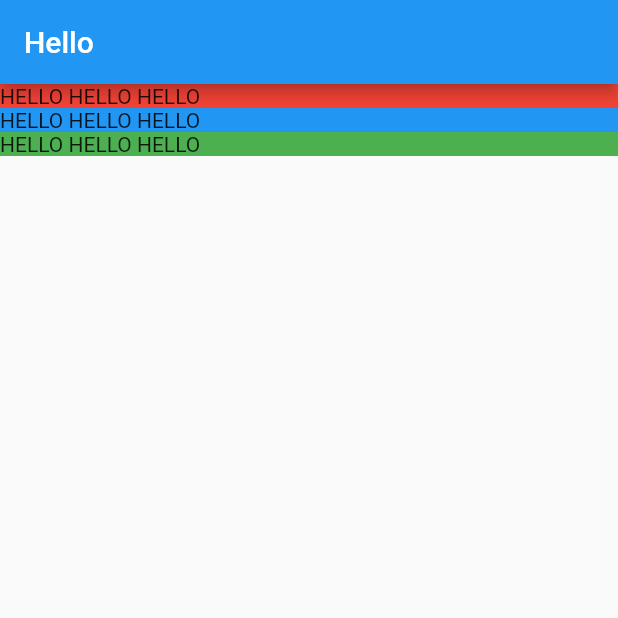
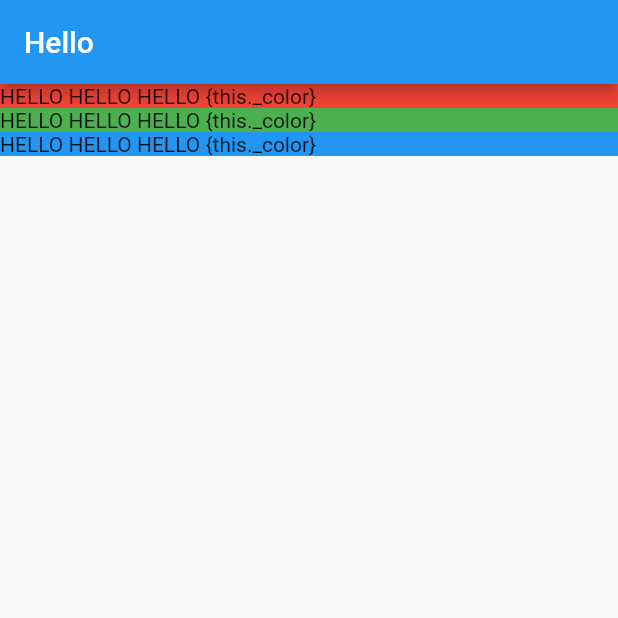
Before and after one commit to YouCanKeepSilence/tourism_app, a Flutter app: the screen it shows after launch, on a phone screen of 412 x 824 dp, the top half of it. Run offline on Flutter 3.47's test engine with Material 2 defaults, Android fonts, the light colour scheme and no system bars.

Commit message:
Added text block

```diff
--- a/lib/screens/location_detail/location_detail.dart
+++ b/lib/screens/location_detail/location_detail.dart
@@ -1,4 +1,5 @@
 import 'package:flutter/material.dart';
+import 'package:flutter_youtube_shop_app/screens/location_detail/text_block.dart';
 
 class LocationDetail extends StatelessWidget {
   @override
@@ -9,18 +10,9 @@ class LocationDetail extends StatelessWidget {
           mainAxisAlignment: MainAxisAlignment.start,
           crossAxisAlignment: CrossAxisAlignment.stretch,
           children: [
-            Container(
-                decoration: BoxDecoration(color: Colors.red),
-                child: Text('HELLO HELLO HELLO')
-            ),
-            Container(
-                decoration: BoxDecoration(color: Colors.blue),
-                child: Text('HELLO HELLO HELLO')
-            ),
-            Container(
-                decoration: BoxDecoration(color: Colors.green),
-                child: Text('HELLO HELLO HELLO')
-            ),
+            TextBlock(Colors.red),
+            TextBlock(Colors.green),
+            TextBlock(Colors.blue),
         ]));
   }
 }
--- /dev/null
+++ b/lib/screens/location_detail/text_block.dart
@@ -0,0 +1,15 @@
+import 'package:flutter/material.dart';
+
+class TextBlock extends StatelessWidget {
+  final Color _color;
+
+  TextBlock(this._color);
+
+  @override
+  Widget build(BuildContext context) {
+    return Container(
+        decoration: BoxDecoration(color: this._color),
+        child: Text('HELLO HELLO HELLO {this._color}')
+    );
+  }
+}
```
